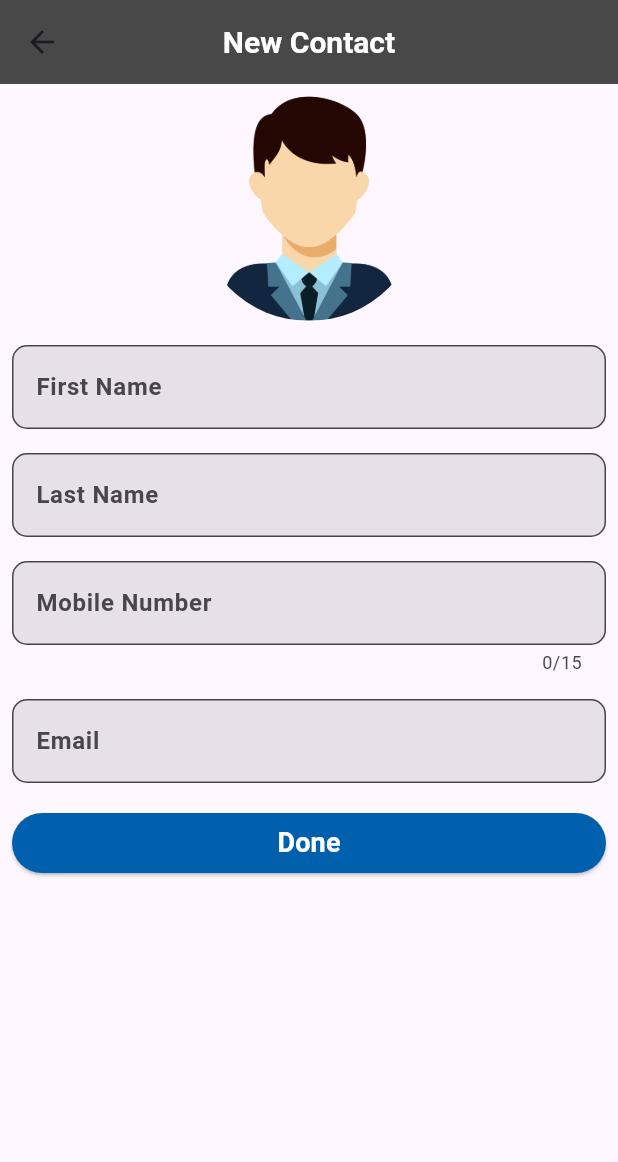
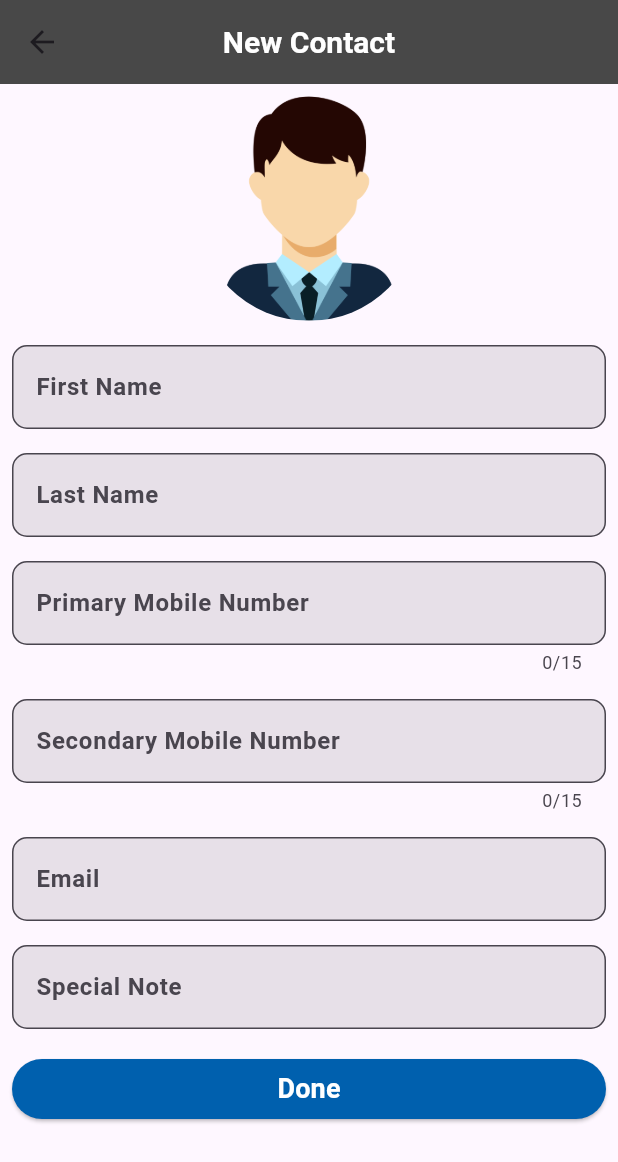
Before and after one commit to Dimmithra/contacts_buddy, a Flutter app: the HomeScreen widget shown alone on an empty page, opened directly, after a tap on the "add" icon, on a phone screen of 412 x 824 dp. Shown: the top 1162 px of the screen. Run offline on Flutter 3.47's test engine with Material 3 defaults, Android fonts, the phone set to English and light mode, and no system bars; our stand-ins replace expansion_tile_card, flutter_image_slideshow, flutter_secure_storage, ionicons, loading_animation_widget and 2 more; missing offline and left inert: dart:ffi; accounts and stored records are empty.

Commit message:
home screen and add new contact screen

```diff
--- a/lib/database/database_helper.dart
+++ b/lib/database/database_helper.dart
@@ -9,12 +9,14 @@ class DataBaseHelper {
 
   //tables
   String user = '''
-  CREATE TABLE users(
+  CREATE TABLE contactdetails(
     userid  INTEGER PRIMARY KEY AUTOINCREMENT,
     firstName TEXT,
     lastName TEXT,
-    mobileNo TEXT UNIQUE,
-    email TEXT
+    primaryMobileNo TEXT UNIQUE,
+    secondoryNo TEXT,
+    email TEXT,
+    specialNote TEXT
   )
   ''';
 
@@ -35,7 +37,7 @@ class DataBaseHelper {
   Future<String> createNewNumber(ContactModel contactModel) async {
     try {
       final Database db = await initDB();
-      var res = await db.insert("users", contactModel.toMap());
+      var res = await db.insert("contactdetails", contactModel.toMap());
       dev.log(res.toString());
       return 'success';
     } catch (e) {
@@ -45,6 +47,6 @@ class DataBaseHelper {
 
   Future<List<Map<String, dynamic>>> getAllData() async {
     final Database db = await initDB();
-    return await db.query("users");
+    return await db.query("contactdetails");
   }
 }
--- a/lib/model/contact_model.dart
+++ b/lib/model/contact_model.dart
@@ -1,3 +1,8 @@
+// To parse this JSON data, do
+//
+//     final contactModel = contactModelFromMap(jsonString);
+
+import 'package:meta/meta.dart';
 import 'dart:convert';
 
 ContactModel contactModelFromMap(String str) =>
@@ -9,30 +14,38 @@ class ContactModel {
   final int? userid;
   final String? firstName;
   final String? lastName;
-  final String? mobileNo;
+  final String? primaryMobileNo;
+  final String? secondoryNo;
   final String? email;
+  final String? specialNote;
 
   ContactModel({
     this.userid,
     this.firstName,
     this.lastName,
-    this.mobileNo,
+    this.primaryMobileNo,
+    this.secondoryNo,
     this.email,
+    this.specialNote,
   });
 
   factory ContactModel.fromMap(Map<String, dynamic> json) => ContactModel(
         userid: json["userid"],
         firstName: json["firstName"],
         lastName: json["lastName"],
-        mobileNo: json["mobileNo"],
+        primaryMobileNo: json["primaryMobileNo"],
+        secondoryNo: json["secondoryNo"],
         email: json["email"],
+        specialNote: json["specialNote"],
       );
 
   Map<String, dynamic> toMap() => {
         "userid": userid,
         "firstName": firstName,
         "lastName": lastName,
-        "mobileNo": mobileNo,
+        "primaryMobileNo": primaryMobileNo,
+        "secondoryNo": secondoryNo,
         "email": email,
+        "specialNote": specialNote,
       };
 }
--- a/lib/pages/add_contact/addnew_contact.dart
+++ b/lib/pages/add_contact/addnew_contact.dart
@@ -73,12 +73,22 @@ class _NewContactAddState extends State<NewContactAdd> {
                     Padding(
                       padding: const EdgeInsets.all(8.0),
                       child: CommonTextFeil(
-                        hinttext: 'Mobile Number',
-                        label: 'Mobile Number',
+                        hinttext: 'Primary Mobile Number',
+                        label: 'Primary Mobile Number',
                         validation: true,
                         maxLength: 15,
                         textInputType: TextInputType.number,
-                        controller: contactProvider.getmobileNoController,
+                        controller: contactProvider.getpmobileNoController,
+                      ),
+                    ),
+                    Padding(
+                      padding: const EdgeInsets.all(8.0),
+                      child: CommonTextFeil(
+                        hinttext: 'Secondary Mobile Number',
+                        label: 'Secondary Mobile Number',
+                        maxLength: 15,
+                        textInputType: TextInputType.number,
+                        controller: contactProvider.getsecMobileNoController,
                       ),
                     ),
                     Padding(
@@ -87,6 +97,14 @@ class _NewContactAddState extends State<NewContactAdd> {
                         hinttext: 'Email',
                         label: 'Email',
                         controller: contactProvider.emailController,
+                      ),
+                    ),
+                    Padding(
+                      padding: const EdgeInsets.all(8.0),
+                      child: CommonTextFeil(
+                        hinttext: 'Special Note',
+                        label: 'Special Note',
+                        controller: contactProvider.getspecialCommentController,
                       ),
                     ),
                     Padding(
--- a/lib/pages/home/home.dart
+++ b/lib/pages/home/home.dart
@@ -1,6 +1,8 @@
 import 'package:contacts_buddy/pages/add_contact/addnew_contact.dart';
 import 'package:contacts_buddy/utils/colors.dart';
 import 'package:contacts_buddy/utils/main_body.dart';
+import 'package:contacts_buddy/widgets/common_contact_card.dart';
+import 'package:contacts_buddy/widgets/common_loader.dart';
 import 'package:flutter/material.dart';
 import 'package:provider/provider.dart';
 
@@ -17,7 +19,8 @@ class _HomeScreenState extends State<HomeScreen> {
   @override
   void initState() {
     WidgetsBinding.instance.addPostFrameCallback((_) {
-      Provider.of<ContactProvider>(context, listen: false);
+      Provider.of<ContactProvider>(context, listen: false)
+          .loadAllContactRecords(context);
     });
     super.initState();
   }
@@ -25,18 +28,41 @@ class _HomeScreenState extends State<HomeScreen> {
   @override
   Widget build(BuildContext context) {
     return MainBody(
-      title: 'Dashboard',
+      title: 'Welcome',
       appBarColor: kDefAppBarColor,
       automaticallyImplyLeading: false,
       appbarTitleColor: Colors.white,
       body: SingleChildScrollView(
         child: Column(children: [
-          Consumer(
-            builder: (context, value, child) {
+          Consumer<ContactProvider>(
+            builder: (context, contactProvider, child) {
+              if (contactProvider.getloadHomeData) {
+                return const CommonPageLoader();
+              }
               return Padding(
                 padding: EdgeInsets.all(8.0),
                 child: Column(
-                  children: [],
+                  children: [
+                    for (int i = 0; i < contactProvider.data.length; i++)
+                      Padding(
+                        padding: const EdgeInsets.all(8.0),
+                        child: CommonContactCard(
+                          title: contactProvider.data[i]['firstName'],
+                          subTitle: contactProvider.data[i]['primaryMobileNo'],
+                          firstName:
+                              'Firstname:${contactProvider.data[i]['primaryMobileNo']}',
+                          lastName:
+                              'Last name:${contactProvider.data[i]['lastName']}',
+                          pMobileNo:
+                              'Mobile No 1:${contactProvider.data[i]['primaryMobileNo']}',
+                          secMobileNo:
+                              'Mobile No 2:${contactProvider.data[i]['secondoryNo']}',
+                          email: 'Email:${contactProvider.data[i]['email']}',
+                          specialNote:
+                              'Special Note:${contactProvider.data[i]['specialNote']}',
+                        ),
+                      )
+                  ],
                 ),
               );
             },
--- a/lib/providers/contact_provider.dart
+++ b/lib/providers/contact_provider.dart
@@ -4,7 +4,6 @@ import 'package:contacts_buddy/pages/home/home.dart';
 import 'package:contacts_buddy/widgets/common_message.dart';
 import 'package:flutter/material.dart';
 import 'package:rflutter_alert/rflutter_alert.dart';
-import 'package:sqflite/sqflite.dart';
 import 'dart:developer' as dev;
 
 class ContactProvider extends ChangeNotifier {
@@ -15,17 +14,26 @@ class ContactProvider extends ChangeNotifier {
   TextEditingController lastnameController = TextEditingController();
   TextEditingController get getlastnameController => lastnameController;
 
-  TextEditingController mobileNoController = TextEditingController();
-  TextEditingController get getmobileNoController => mobileNoController;
+  TextEditingController pmobileNoController = TextEditingController();
+  TextEditingController get getpmobileNoController => pmobileNoController;
+
+  TextEditingController secMobileNoController = TextEditingController();
+  TextEditingController get getsecMobileNoController => secMobileNoController;
 
   TextEditingController emailController = TextEditingController();
   TextEditingController get getemailController => emailController;
 
+  TextEditingController specialCommentController = TextEditingController();
+  TextEditingController get getspecialCommentController =>
+      specialCommentController;
+
   Future<void> clearData(context) async {
     getfirstNameController.clear();
     getlastnameController.clear();
-    getmobileNoController.clear();
+    getpmobileNoController.clear();
+    getsecMobileNoController.clear();
     getemailController.clear();
+    getspecialCommentController.clear();
   }
 
   // createContact
@@ -55,10 +63,13 @@ class ContactProvider extends ChangeNotifier {
     try {
       setloadSaveData(true);
       var res = await db.createNewNumber(ContactModel(
-          firstName: getfirstNameController.text,
-          lastName: getlastnameController.text,
-          mobileNo: mobileNoController.text,
-          email: emailController.text));
+        firstName: getfirstNameController.text,
+        lastName: getlastnameController.text,
+        primaryMobileNo: getpmobileNoController.text,
+        secondoryNo: getsecMobileNoController.text,
+        email: emailController.text,
+        specialNote: getspecialCommentController.text,
+      ));
       if (res == 'success') {
         commonMessage(context,
             errorTxt: 'Mobile Number Save Success',
@@ -68,7 +79,12 @@ class ContactProvider extends ChangeNotifier {
                 child:
                     const Text("okay", style: TextStyle(color: Colors.white)),
                 onPressed: () {
-                  Navigator.push(context, MaterialPageRoute(
+                  // Navigator.push(context, MaterialPageRoute(
+                  //   builder: (context) {
+                  //     return const HomeScreen();
+                  //   },
+                  // ));
+                  Navigator.pushReplacement(context, MaterialPageRoute(
                     builder: (context) {
                       return HomeScreen();
                     },
@@ -85,4 +101,25 @@ class ContactProvider extends ChangeNotifier {
       setloadSaveData(false);
     }
   }
+
+  bool loadHomeData = false;
+  bool get getloadHomeData => loadHomeData;
+  setloadHomeData(val) {
+    loadHomeData = val;
+    notifyListeners();
+  }
+
+  List<Map<String, dynamic>> data = [];
+
+  Future<void> loadAllContactRecords(context) async {
+    setloadHomeData(true);
+    try {
+      List<Map<String, dynamic>> contactRecord = await db.getAllData();
+      data.addAll(contactRecord);
+    } catch (e) {
+      dev.log(e.toString());
+    } finally {
+      setloadHomeData(false);
+    }
+  }
 }
--- a/lib/widgets/common_loader.dart
+++ b/lib/widgets/common_loader.dart
@@ -7,8 +7,8 @@ class CommonPageLoader extends StatelessWidget {
   @override
   Widget build(BuildContext context) {
     return LoadingAnimationWidget.waveDots(
-      color: Colors.white,
-      size: 30,
+      color: Colors.blue,
+      size: 50,
     );
   }
 }
--- a/pubspec.yaml
+++ b/pubspec.yaml
@@ -21,7 +21,7 @@ dependencies:
   ionicons: ^0.2.2
   rflutter_alert: ^2.0.7
   loading_animation_widget: ^1.2.0+4
-  flexible_expansion_list: ^0.0.2
+  expansion_tile_card: ^3.0.0
 
 dev_dependencies:
   flutter_test:
```
Also changed, not shown: lib/providers/splash_provider.dart (+3 -5 lines), lib/widgets/common_contact_card.dart (added, +91 -0 lines), pubspec.lock.
